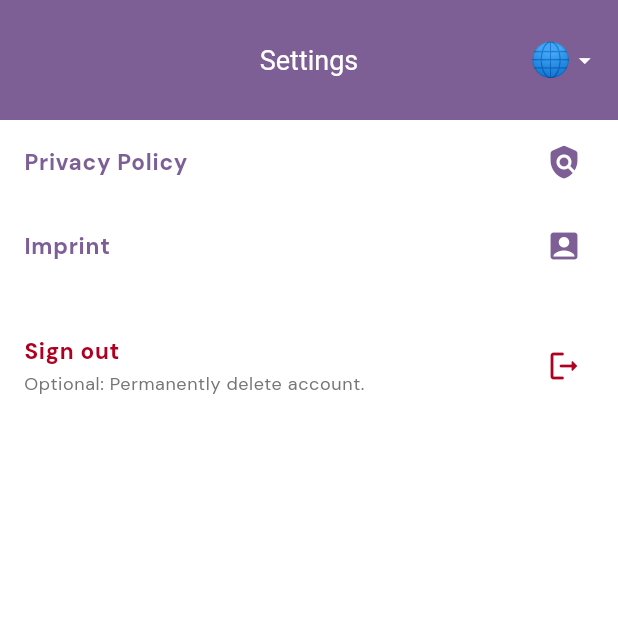
After one commit to TolgaYld/bewerbung, a Flutter app: the SettingsPage screen opened by its route, on a phone screen of 412 x 824 dp, the top half of it. The commit adds this screen. Run offline on Flutter 3.47's test engine with Material 3 defaults, Android fonts, the phone set to English and light mode, and no system bars; drawn by our look-alikes of flutter_animate; our stand-ins replace auto_size_text, cached_network_image, cloud_firestore, confetti, dart_mappable, firebase_auth and 6 more; missing offline and left inert: mobile_scanner; accounts and stored records are empty; generated files the repository leaves out were written again.

Commit message:
add settings page

```diff
--- /dev/null
+++ b/app/lib/core/features/settings/presentation/settings.page.dart
@@ -0,0 +1,86 @@
+import 'package:flutter/material.dart';
+import 'package:go_router/go_router.dart';
+import 'package:hooks_riverpod/hooks_riverpod.dart';
+import 'package:pleasehiretolga/core/design/spacing.dart';
+import 'package:pleasehiretolga/core/features/auth/presentation/auth.notifier.dart';
+import 'package:pleasehiretolga/core/hooks/use_l10n.hook.dart';
+import 'package:pleasehiretolga/core/hooks/use_theme.hook.dart';
+import 'package:pleasehiretolga/core/presentation/widgets/language_switcher.widget.dart';
+import 'package:pleasehiretolga/core/routing/router.dart';
+import 'package:pleasehiretolga/presentation/widgets/sign_out.dialog.dart';
+
+class SettingsPage extends HookConsumerWidget {
+  const SettingsPage({super.key});
+  @override
+  Widget build(BuildContext context, WidgetRef ref) {
+    final l10n = useL10n();
+    final theme = useTheme();
+    final notifier = ref.watch(authStateProvider.notifier);
+    return Scaffold(
+      appBar: AppBar(
+        title: Text(l10n.settings),
+        centerTitle: true,
+        actions: [
+          LanguageSwitcher(),
+          const HSpace.s(),
+        ],
+      ),
+      body: SingleChildScrollView(
+        child: Column(
+          children: [
+            ListTile(
+              title: Text(
+                l10n.privacyPolicy,
+                style: theme.textTheme.bodyLarge,
+              ),
+              trailing: Icon(
+                Icons.policy_rounded,
+                color: theme.colorScheme.primary,
+              ),
+              onTap: () => context.push(RoutePath.privacyPolicy.path),
+            ),
+            ListTile(
+              title: Text(
+                l10n.imprint,
+                style: theme.textTheme.bodyLarge,
+              ),
+              trailing: Icon(
+                Icons.account_box_rounded,
+                color: theme.colorScheme.primary,
+              ),
+              onTap: () => context.push(RoutePath.imprint.path),
+            ),
+            const VSpace.m(),
+            ListTile(
+              title: Text(
+                l10n.signOut,
+                style: theme.textTheme.bodyLarge?.copyWith(
+                  color: theme.colorScheme.error,
+                ),
+              ),
+              subtitle: Text(
+                l10n.signOutSubtitle,
+                maxLines: 1,
+                style: theme.textTheme.bodySmall?.copyWith(
+                  color: Colors.grey[600],
+                ),
+              ),
+              trailing: Icon(
+                Icons.logout_rounded,
+                color: theme.colorScheme.error,
+              ),
+              onTap: () async {
+                final result = await SignOutDialog().show(context);
+                if (result == true) {
+                  await notifier.signOut(true);
+                } else if (result == false) {
+                  await notifier.signOut(false);
+                }
+              },
+            ),
+          ],
+        ),
+      ),
+    );
+  }
+}
--- a/app/lib/core/lang/app_de.arb
+++ b/app/lib/core/lang/app_de.arb
@@ -20,6 +20,7 @@
     "coverLetter": "Anschreiben",
     "inviteQuestion": "Einladung?",
     "signOut": "Abmelden",
+    "signOutSubtitle": "Optional: Konto dauerhaft löschen.",
     "cancel": "Abbrechen",
     "deleteAccount": "Konto löschen?",
     "signOutDialogTitle": "Abmelden",
@@ -94,5 +95,6 @@
     "imprint": "Impressum",
     "externalLinkDialogTitle": "Externer Link",
     "externalLinkDialogContent": "Du öffnest nun einen externen Link. Für die Inhalte dieser externen Seite bin ich nicht verantwortlich. Ich habe keinen Einfluss auf deren Inhalte und mache mir diese ausdrücklich nicht zu eigen.",
-    "privacyPolicy": "Datenschutzerklärung"
+    "privacyPolicy": "Datenschutzerklärung",
+    "settings": "Einstellungen"
 }
--- a/app/lib/core/lang/app_en.arb
+++ b/app/lib/core/lang/app_en.arb
@@ -20,6 +20,7 @@
     "coverLetter": "Cover letter",
     "inviteQuestion": "Invite?",
     "signOut": "Sign out",
+    "signOutSubtitle": "Optional: Permanently delete account.",
     "cancel": "Cancel",
     "deleteAccount": "Delete account?",
     "signOutDialogTitle": "Sign out",
@@ -93,5 +94,6 @@
     "imprint": "Imprint",
     "externalLinkDialogTitle": "External Link",
     "externalLinkDialogContent": "You are about to open an external link. I am not responsible for the content of this external site. I have no control over it and expressly do not adopt its content as my own.",
-    "privacyPolicy": "Privacy Policy"
+    "privacyPolicy": "Privacy Policy",
+    "settings": "Settings"
 }
--- a/app/lib/core/lang/app_es.arb
+++ b/app/lib/core/lang/app_es.arb
@@ -20,6 +20,7 @@
     "coverLetter": "Carta de presentación",
     "inviteQuestion": "¿Invitación?",
     "signOut": "Cerrar sesión",
+    "signOutSubtitle": "Opcional: eliminar la cuenta permanentemente.",
     "cancel": "Cancelar",
     "deleteAccount": "¿Eliminar cuenta?",
     "signOutDialogTitle": "Cerrar sesión",
@@ -93,5 +94,6 @@
     "imprint": "Aviso legal",
     "externalLinkDialogTitle": "Enlace externo",
     "externalLinkDialogContent": "Vas a abrir un enlace externo. No soy responsable del contenido de este sitio externo. No tengo control sobre él y expresamente no me apropio de su contenido.",
-    "privacyPolicy": "Política de privacidad"
+    "privacyPolicy": "Política de privacidad",
+    "settings": "Configuraciones"
 }
--- a/app/lib/core/lang/app_fr.arb
+++ b/app/lib/core/lang/app_fr.arb
@@ -20,6 +20,7 @@
     "coverLetter": "Lettre de motivation",
     "inviteQuestion": "Invitation ?",
     "signOut": "Déconnexion",
+    "signOutSubtitle": "Optionnel : supprimer définitivement le compte.",
     "cancel": "Annuler",
     "deleteAccount": "Supprimer le compte ?",
     "signOutDialogTitle": "Déconnexion",
@@ -93,5 +94,6 @@
     "imprint": "Mentions légales",
     "externalLinkDialogTitle": "Lien externe",
     "externalLinkDialogContent": "Vous êtes sur le point d’ouvrir un lien externe. Je ne suis pas responsable du contenu de ce site externe. Je n’ai aucun contrôle sur celui-ci et je ne m’approprie pas son contenu.",
-    "privacyPolicy": "Politique de confidentialité"
+    "privacyPolicy": "Politique de confidentialité",
+    "settings": "Paramètres"
 }
--- a/app/lib/core/lang/app_tr.arb
+++ b/app/lib/core/lang/app_tr.arb
@@ -20,6 +20,7 @@
     "coverLetter": "Ön yazı",
     "inviteQuestion": "Davet?",
     "signOut": "Çıkış yap",
+    "signOutSubtitle": "İsteğe bağlı: Hesabı kalıcı olarak sil.",
     "cancel": "İptal",
     "deleteAccount": "Hesabını silmek ister misin?",
     "signOutDialogTitle": "Çıkış yap",
@@ -93,5 +94,6 @@
     "imprint": "İmpressum",
     "externalLinkDialogTitle": "Harici Bağlantı",
     "externalLinkDialogContent": "Harici bir bağlantı açmak üzeresiniz. Bu harici sitenin içeriğinden sorumlu değilim. İçeriği üzerinde hiçbir kontrolüm yoktur ve bu içeriği sahiplenmediğimi açıkça belirtirim.",
-    "privacyPolicy": "Gizlilik Politikası"
+    "privacyPolicy": "Gizlilik Politikası",
+    "settings": "Ayarlar"
 }
--- a/app/lib/core/localization/localizations.dart
+++ b/app/lib/core/localization/localizations.dart
@@ -226,6 +226,12 @@ abstract class L10n {
   /// In en, this message translates to:
   /// **'Sign out'**
   String get signOut;
+
+  /// No description provided for @signOutSubtitle.
+  ///
+  /// In en, this message translates to:
+  /// **'Optional: Permanently delete account.'**
+  String get signOutSubtitle;
 
   /// No description provided for @cancel.
   ///
@@ -610,6 +616,12 @@ abstract class L10n {
   /// In en, this message translates to:
   /// **'Privacy Policy'**
   String get privacyPolicy;
+
+  /// No description provided for @settings.
+  ///
+  /// In en, this message translates to:
+  /// **'Settings'**
+  String get settings;
 }
 
 class _L10nDelegate extends LocalizationsDelegate<L10n> {
--- a/app/lib/core/localization/localizations_de.dart
+++ b/app/lib/core/localization/localizations_de.dart
@@ -70,6 +70,9 @@ class L10nDe extends L10n {
 
   @override
   String get signOut => 'Abmelden';
+
+  @override
+  String get signOutSubtitle => 'Optional: Konto dauerhaft löschen.';
 
   @override
   String get cancel => 'Abbrechen';
@@ -270,4 +273,7 @@ class L10nDe extends L10n {
 
   @override
   String get privacyPolicy => 'Datenschutzerklärung';
+
+  @override
+  String get settings => 'Einstellungen';
 }
--- a/app/lib/core/localization/localizations_en.dart
+++ b/app/lib/core/localization/localizations_en.dart
@@ -70,6 +70,9 @@ class L10nEn extends L10n {
 
   @override
   String get signOut => 'Sign out';
+
+  @override
+  String get signOutSubtitle => 'Optional: Permanently delete account.';
 
   @override
   String get cancel => 'Cancel';
@@ -270,4 +273,7 @@ class L10nEn extends L10n {
 
   @override
   String get privacyPolicy => 'Privacy Policy';
+
+  @override
+  String get settings => 'Settings';
 }
--- a/app/lib/core/localization/localizations_es.dart
+++ b/app/lib/core/localization/localizations_es.dart
@@ -70,6 +70,9 @@ class L10nEs extends L10n {
 
   @override
   String get signOut => 'Cerrar sesión';
+
+  @override
+  String get signOutSubtitle => 'Opcional: eliminar la cuenta permanentemente.';
 
   @override
   String get cancel => 'Cancelar';
@@ -270,4 +273,7 @@ class L10nEs extends L10n {
 
   @override
   String get privacyPolicy => 'Política de privacidad';
+
+  @override
+  String get settings => 'Configuraciones';
 }
--- a/app/lib/core/localization/localizations_fr.dart
+++ b/app/lib/core/localization/localizations_fr.dart
@@ -70,6 +70,9 @@ class L10nFr extends L10n {
 
   @override
   String get signOut => 'Déconnexion';
+
+  @override
+  String get signOutSubtitle => 'Optionnel : supprimer définitivement le compte.';
 
   @override
   String get cancel => 'Annuler';
@@ -270,4 +273,7 @@ class L10nFr extends L10n {
 
   @override
   String get privacyPolicy => 'Politique de confidentialité';
+
+  @override
+  String get settings => 'Paramètres';
 }
--- a/app/lib/core/localization/localizations_tr.dart
+++ b/app/lib/core/localization/localizations_tr.dart
@@ -70,6 +70,9 @@ class L10nTr extends L10n {
 
   @override
   String get signOut => 'Çıkış yap';
+
+  @override
+  String get signOutSubtitle => 'İsteğe bağlı: Hesabı kalıcı olarak sil.';
 
   @override
   String get cancel => 'İptal';
@@ -270,4 +273,7 @@ class L10nTr extends L10n {
 
   @override
   String get privacyPolicy => 'Gizlilik Politikası';
+
+  @override
+  String get settings => 'Ayarlar';
 }
--- a/app/lib/core/routing/router.dart
+++ b/app/lib/core/routing/router.dart
@@ -10,6 +10,7 @@ import 'package:pleasehiretolga/core/features/auth/presentation/state/auth.state
 import 'package:pleasehiretolga/core/features/imprint/presentation/imprint.page.dart';
 import 'package:pleasehiretolga/core/features/privacy_policy/presentation/privacy_policy.page.dart';
 import 'package:pleasehiretolga/core/features/qr/presentation/qr_scanner.page.dart';
+import 'package:pleasehiretolga/core/features/settings/presentation/settings.page.dart';
 import 'package:pleasehiretolga/features/cover_letter/presentation/conver_letter.page.dart';
 import 'package:pleasehiretolga/features/cv/presentation/cv.page.dart';
 import 'package:pleasehiretolga/features/decision/presentation/decision.page.dart';
@@ -24,6 +25,7 @@ enum RoutePath {
   cv(path: '/cv'),
   coverLetter(path: '/coverLetter'),
   decission(path: '/decission'),
+  settings(path: '/settings'),
   imprint(path: '/imprint'),
   privacyPolicy(path: '/privacy-policy');
 
@@ -106,6 +108,11 @@ class RouterNotifier extends ChangeNotifier {
           name: RoutePath.privacyPolicy.name,
           builder: (context, state) => PrivacyPolicyPage(),
         ),
+        GoRoute(
+          path: RoutePath.settings.path,
+          name: RoutePath.settings.name,
+          builder: (context, state) => SettingsPage(),
+        ),
         StatefulShellRoute.indexedStack(
           pageBuilder: (context, state, shell) => CustomTransitionPage(
             child: HomePage(
--- a/app/lib/presentation/home.page.dart
+++ b/app/lib/presentation/home.page.dart
@@ -140,15 +140,8 @@ class HomePage extends HookConsumerWidget {
           LanguageSwitcher(),
           const HSpace.xs(),
           IconButton(
-            onPressed: () async {
-              final result = await SignOutDialog().show(context);
-              if (result == true) {
-                await notifier.signOut(true);
-              } else if (result == false) {
-                await notifier.signOut(false);
-              }
-            },
-            icon: const Icon(Icons.logout),
+            onPressed: () => context.push(RoutePath.settings.path),
+            icon: const Icon(Icons.settings),
           ),
         ],
       ),
```
